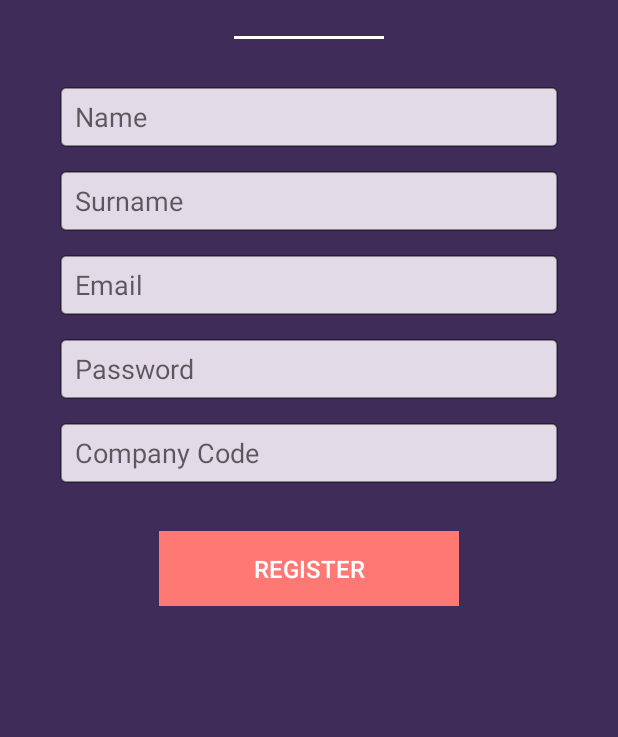
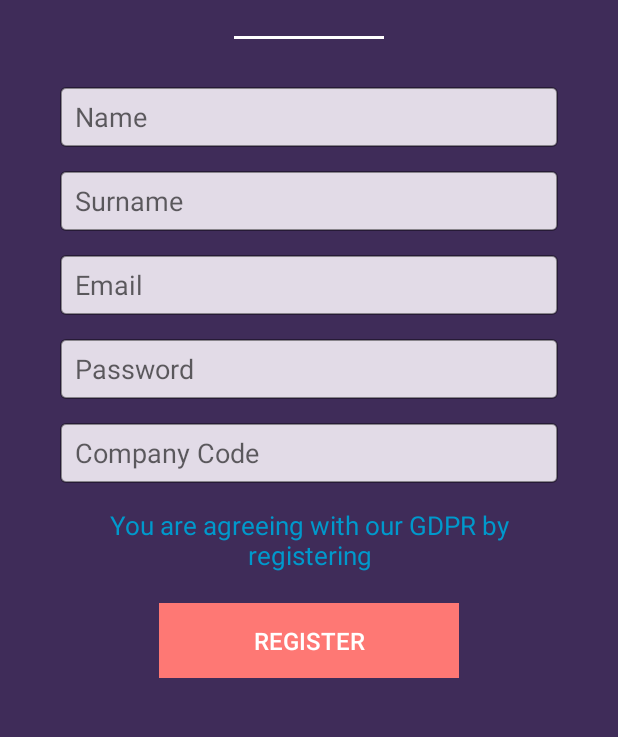
Before and after one commit to candakzi/ixirusAndroid, an Android app: the SignUpActivity screen opened directly, with no data from a screen before it, on a phone screen of 412 x 824 dp, the part 328-1065 px from its top. Run offline under Robolectric (Android 15) with nearby library versions, the phone set to English and light mode, and no system bars; our stand-ins replace Volley; network calls fail.

Commit message:
Dev Plan Edit--- end of phase 1

```diff
--- a/app/src/main/java/com/example/ixirus/ui/SignUpActivity.java
+++ b/app/src/main/java/com/example/ixirus/ui/SignUpActivity.java
@@ -1,6 +1,7 @@
 package com.example.ixirus.ui;
 
 import androidx.appcompat.app.AppCompatActivity;
+import androidx.constraintlayout.widget.ConstraintLayout;
 import androidx.core.content.ContextCompat;
 
 import android.content.Intent;
@@ -9,8 +10,11 @@ import android.os.Bundle;
 import android.text.Editable;
 import android.text.TextWatcher;
 import android.view.View;
+import android.webkit.WebSettings;
+import android.webkit.WebView;
 import android.widget.Button;
 import android.widget.EditText;
+import android.widget.TextView;
 import android.widget.Toast;
 
 import com.android.volley.AuthFailureError;
@@ -25,9 +29,12 @@ import com.android.volley.TimeoutError;
 import com.android.volley.VolleyError;
 import com.android.volley.toolbox.StringRequest;
 import com.android.volley.toolbox.Volley;
+import com.example.ixirus.LanguageHelper;
 import com.example.ixirus.ListItem;
 import com.example.ixirus.R;
 import com.example.ixirus.ui.DevPlan.CreateDevPlanActivity2;
+import com.example.ixirus.ui.Settings.SettingsActivity;
+import com.google.android.material.bottomsheet.BottomSheetDialog;
 
 import org.json.JSONObject;
 
@@ -45,7 +52,8 @@ public class SignUpActivity extends AppCompatActivity implements TextWatcher {
     private EditText passwordEdit;
     private EditText companyCode;
     private Boolean lastState;
-
+    private TextView textViewGdpr;
+    private WebView wv;
     @Override
     protected void onCreate(Bundle savedInstanceState) {
         super.onCreate(savedInstanceState);
@@ -55,12 +63,48 @@ public class SignUpActivity extends AppCompatActivity implements TextWatcher {
         lastNameEdit = findViewById(R.id.lastName);
         passwordEdit = findViewById(R.id.password);
         companyCode = findViewById(R.id.companyCode);
-
+        textViewGdpr = findViewById(R.id.textViewGdpr);
         okButton = (Button) findViewById(R.id.signUp);
         emailEdit.addTextChangedListener(this);
         nameEdit.addTextChangedListener(this);
         lastNameEdit.addTextChangedListener(this);
         passwordEdit.addTextChangedListener(this);
+        ConstraintLayout layout = findViewById(R.id.rootView);
+
+
+        final BottomSheetDialog bsDialog = new BottomSheetDialog(SignUpActivity.this);
+        bsDialog.setContentView(R.layout.web_view_dialog);
+        bsDialog.setCancelable(false);
+        bsDialog.setCanceledOnTouchOutside(true);
+
+        wv = bsDialog.findViewById(R.id.WebView);
+        String pdf;
+        if (new LanguageHelper().getLanguage().equals("1"))
+            pdf = "https://ixirusblob.blob.core.windows.net/ixirus-files/f5fe200004b845d1a3207a46d942d499.pdf";
+        else
+            pdf = "https://ixirusblob.blob.core.windows.net/ixirus-files/193e164b4e084eed9dad07d94306bdac.pdf";
+
+        WebSettings settings = wv.getSettings();
+        settings.setJavaScriptEnabled(true);
+        settings.setSupportMultipleWindows(true);
+        settings.setBuiltInZoomControls(false);
+        wv.loadUrl("https://docs.google.com/gview?embedded=true&url=" + pdf);
+
+
+        textViewGdpr.setOnClickListener(new View.OnClickListener() {
+            @Override
+            public void onClick(View v) {
+                bsDialog.show();
+            }
+        });
+
+        layout.setOnClickListener(new View.OnClickListener() {
+            @Override
+            public void onClick(View v) {
+                bsDialog.hide();
+            }
+        });
+
 
         okButton.setOnClickListener(new View.OnClickListener() {
             @Override
@@ -76,6 +120,7 @@ public class SignUpActivity extends AppCompatActivity implements TextWatcher {
                 StringRequest jsonObjRequest = new StringRequest(Request.Method.POST, "https://ixirus.azurewebsites.net/api/user/register", new Response.Listener<String>() {
                     @Override
                     public void onResponse(String response) {
+                        Toast.makeText(getBaseContext(), getResources().getString(R.string.login_credentials), Toast.LENGTH_SHORT).show();
                         Intent intent = new Intent(getBaseContext(), LoginActivity.class);
                         startActivity(intent);
                     }
@@ -83,8 +128,6 @@ public class SignUpActivity extends AppCompatActivity implements TextWatcher {
 
                     @Override
                     public void onErrorResponse(VolleyError error) {
-
-                        findViewById(R.id.refreshIco).setVisibility(View.VISIBLE);
                         if (error instanceof NetworkError) {
                             Toast.makeText(getBaseContext(), getResources().getString(R.string.network_error), Toast.LENGTH_SHORT).show();
                         } else if (error instanceof ServerError) {
--- a/app/src/main/res/layout/activity_disc_detail.xml
+++ b/app/src/main/res/layout/activity_disc_detail.xml
@@ -64,7 +64,7 @@
             <androidx.constraintlayout.widget.ConstraintLayout
                 android:id="@+id/cardViewList"
                 android:layout_width="match_parent"
-                android:layout_height="wrap_content"
+                android:layout_height="match_parent"
                 android:layout_marginStart="16dp"
                 android:layout_marginTop="32dp"
                 android:layout_marginEnd="16dp"
--- a/app/src/main/res/layout/activity_sign_up.xml
+++ b/app/src/main/res/layout/activity_sign_up.xml
@@ -4,6 +4,7 @@
     xmlns:card_view="http://schemas.android.com/apk/res-auto"
     xmlns:app="http://schemas.android.com/apk/res-auto"
     xmlns:tools="http://schemas.android.com/tools"
+    android:id="@+id/rootView"
     android:layout_width="match_parent"
     android:layout_height="match_parent"
     tools:context=".ui.LoginActivity"
@@ -129,6 +130,21 @@
         app:layout_constraintStart_toStartOf="parent"
         app:layout_constraintTop_toBottomOf="@id/password" />
 
+    <TextView
+        android:id="@+id/textViewGdpr"
+        android:layout_width="0dp"
+        android:layout_height="wrap_content"
+        android:layout_marginStart="40dp"
+        android:layout_marginTop="16dp"
+        android:layout_marginEnd="40dp"
+        android:text="@string/our_gdpr"
+        android:textAlignment="center"
+        android:textColor="@android:color/holo_blue_dark"
+        android:textSize="17sp"
+        app:layout_constraintEnd_toEndOf="parent"
+        app:layout_constraintStart_toStartOf="parent"
+        app:layout_constraintTop_toBottomOf="@+id/companyCode" />
+
     <EditText
         android:id="@+id/email"
         android:layout_width="0dp"
@@ -168,7 +184,7 @@
         android:layout_height="50dp"
         android:layout_gravity="start"
         android:layout_marginStart="24dp"
-        android:layout_marginTop="32dp"
+        android:layout_marginTop="20dp"
         android:layout_marginEnd="24dp"
         android:background="@color/colorButtonDisabled"
         android:enabled="false"
@@ -177,6 +193,6 @@
         android:textSize="16sp"
         app:layout_constraintEnd_toEndOf="parent"
         app:layout_constraintStart_toStartOf="parent"
-        card_view:layout_constraintTop_toBottomOf="@+id/companyCode" />
+        card_view:layout_constraintTop_toBottomOf="@+id/textViewGdpr" />
 
 </androidx.constraintlayout.widget.ConstraintLayout>
--- a/app/src/main/res/values/strings.xml
+++ b/app/src/main/res/values/strings.xml
@@ -177,6 +177,8 @@
     <string name="forgot_pass_body">Password change request has been received. Please follow instructions on the e-mail we sent.</string>
     <string name="forgot_pass">Forgot password?</string>
     <string name="reset_password">Reset Password</string>
+    <string name="login_credentials">Registration Successful! You can login with your credentials</string>
+    <string name="our_gdpr">You are agreeing with our GDPR by registering</string>
 
 
 </resources>
```
Also changed, not shown: 2 other files.
